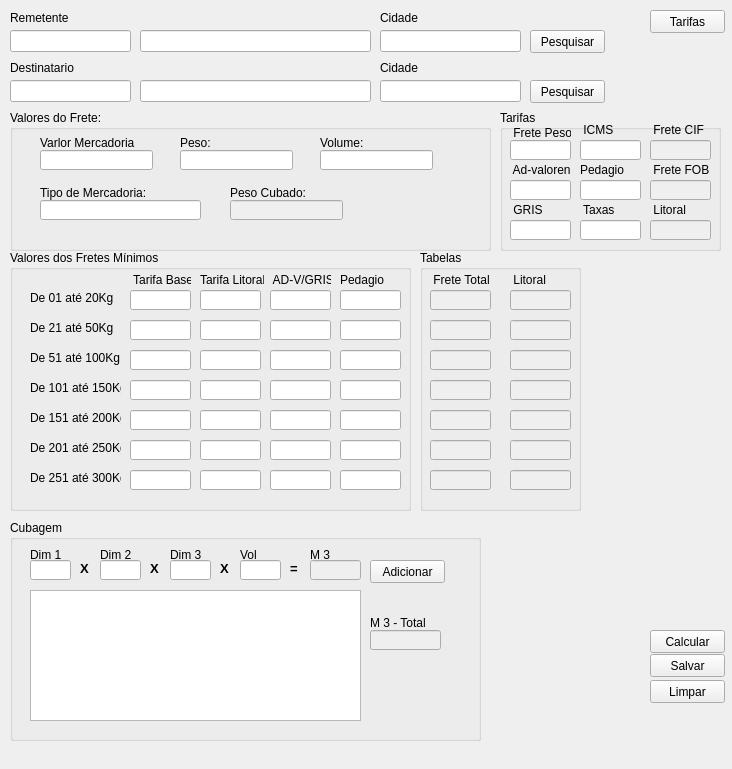
First picture: the form in frm_principal_full.ui, repository luissantananet/SistCotacao, before the edit.
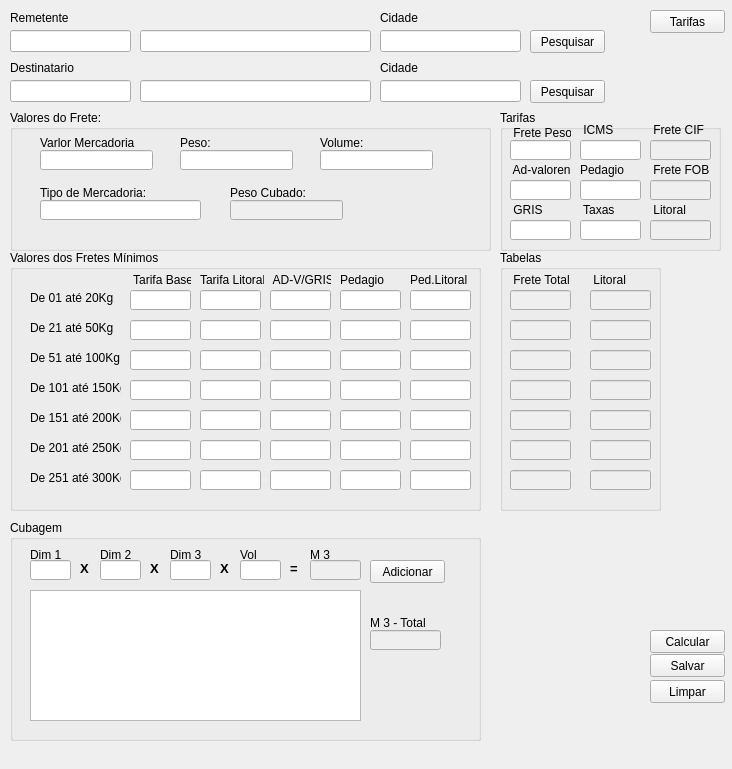
Second picture: the form after the edit.

Commit message: update nas telas

Patch:
```diff
--- a/frm_principal_full.ui
+++ b/frm_principal_full.ui
@@ -687,7 +687,7 @@
      <rect>
       <x>10</x>
       <y>250</y>
-      <width>401</width>
+      <width>471</width>
       <height>261</height>
      </rect>
     </property>
@@ -1117,11 +1117,94 @@
       <string>De 151 até 200Kg</string>
      </property>
     </widget>
+    <widget class="QLineEdit" name="edt_pedLitoral_50">
+     <property name="geometry">
+      <rect>
+       <x>400</x>
+       <y>70</y>
+       <width>61</width>
+       <height>20</height>
+      </rect>
+     </property>
+    </widget>
+    <widget class="QLineEdit" name="edt_pedLitoral_250">
+     <property name="geometry">
+      <rect>
+       <x>400</x>
+       <y>190</y>
+       <width>61</width>
+       <height>20</height>
+      </rect>
+     </property>
+    </widget>
+    <widget class="QLabel" name="label_53">
+     <property name="geometry">
+      <rect>
+       <x>400</x>
+       <y>20</y>
+       <width>61</width>
+       <height>20</height>
+      </rect>
+     </property>
+     <property name="text">
+      <string>Ped.Litoral</string>
+     </property>
+    </widget>
+    <widget class="QLineEdit" name="edt_pedLitoral_300">
+     <property name="geometry">
+      <rect>
+       <x>400</x>
+       <y>220</y>
+       <width>61</width>
+       <height>20</height>
+      </rect>
+     </property>
+    </widget>
+    <widget class="QLineEdit" name="edt_pedLitoral_20">
+     <property name="geometry">
+      <rect>
+       <x>400</x>
+       <y>40</y>
+       <width>61</width>
+       <height>20</height>
+      </rect>
+     </property>
+    </widget>
+    <widget class="QLineEdit" name="edt_pedLitoral_200">
+     <property name="geometry">
+      <rect>
+       <x>400</x>
+       <y>160</y>
+       <width>61</width>
+       <height>20</height>
+      </rect>
+     </property>
+    </widget>
+    <widget class="QLineEdit" name="edt_pedLitoral_150">
+     <property name="geometry">
+      <rect>
+       <x>400</x>
+       <y>130</y>
+       <width>61</width>
+       <height>20</height>
+      </rect>
+     </property>
+    </widget>
+    <widget class="QLineEdit" name="edt_pedLitoral_100">
+     <property name="geometry">
+      <rect>
+       <x>400</x>
+       <y>100</y>
+       <width>61</width>
+       <height>20</height>
+      </rect>
+     </property>
+    </widget>
    </widget>
    <widget class="QGroupBox" name="gBox_tabelas">
     <property name="geometry">
      <rect>
-      <x>420</x>
+      <x>500</x>
       <y>250</y>
       <width>161</width>
       <height>261</height>
```
The commit also changes 3 other files.
